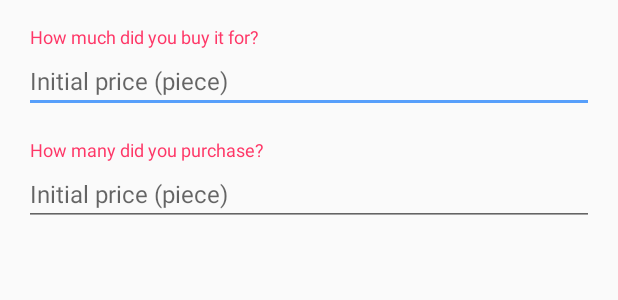
After one commit to Asilvia/SoftCoin, an Android app: the layout add_coin_dialog.xml on its own in the app's theme, with its tools: preview values and no code run, on a phone screen of 412 x 824 dp. The commit adds this screen. Shown: the top 300 px of the screen. Run offline under Robolectric (Android 15) with nearby library versions, the phone set to English and light mode, and no system bars.

Commit message:
add dialog(incomplete)

```diff
--- a/app/src/main/java/com/android/asilvia/cryptoo/ui/add/CoinListActivity.java
+++ b/app/src/main/java/com/android/asilvia/cryptoo/ui/add/CoinListActivity.java
@@ -8,6 +8,7 @@ import android.os.Bundle;
 import android.support.annotation.Nullable;
 import android.support.v7.app.AlertDialog;
 import android.support.v7.widget.SearchView;
+import android.view.LayoutInflater;
 import android.view.View;
 import android.widget.AdapterView;
 import android.widget.Toast;
@@ -99,26 +100,26 @@ public class CoinListActivity extends BaseActivity<ActivityCoinListBinding, Coin
             @Override
             public void onItemClick(AdapterView<?> parent, View view, int position, long id) {
                 final CoinsDetails item = (CoinsDetails) mAdapter.getItem(position);
+
                 final String[] realCoinsArray = getResources().getStringArray(R.array.realmoney_coins);
                 AlertDialog.Builder builder = new AlertDialog.Builder(CoinListActivity.this);
-                builder.setTitle(item.getFullName())
-                        .setSingleChoiceItems(R.array.realmoney_coins, 0, new DialogInterface.OnClickListener() {
-                            @Override
-                            public void onClick(DialogInterface dialog, int which) {
+                LayoutInflater inflater = getLayoutInflater();
+                View dialogView = inflater.inflate(R.layout.add_coin_dialog, null);
 
-                            }
-                        })
+                builder.setTitle(item.getFullName()).setView(dialogView)
+
                         .setPositiveButton(R.string.ok, new DialogInterface.OnClickListener() {
                             @Override
                             public void onClick(DialogInterface dialog, int which) {
-                                int selectedPosition = ((AlertDialog)dialog).getListView().getCheckedItemPosition();
+                           /*     int selectedPosition = ((AlertDialog)dialog).getListView().getCheckedItemPosition();
                                 //todo change for my scheduler
+                                ((AlertDialog) dialog).findViewById(R.id.much).get
                                 mCoinListViewModel.saveItem(item,realCoinsArray[selectedPosition]).subscribeOn(Schedulers.io()).subscribe(() -> {
                                     Timber.d("localcoin success");
                                     AppNavigation.goToStartActivity(CoinListActivity.this);
                                 }, throwable -> {
                                             Timber.d("localcoin failed" + throwable.getMessage());
-                                });
+                                });*/
 
                             }
                         })
--- a/app/src/main/java/com/android/asilvia/cryptoo/ui/add/CoinListViewModel.java
+++ b/app/src/main/java/com/android/asilvia/cryptoo/ui/add/CoinListViewModel.java
@@ -77,11 +77,11 @@ public class CoinListViewModel extends BaseViewModel<CoinListNavigator> {
             }
         });
     }
-
-    public Completable saveItem(CoinsDetails coin, String realCoin)
+//todo change long to double
+    public Completable saveItem(CoinsDetails coin, Double userprice, long amount)
     {
 
-        LocalCoin localCoin = new LocalCoin(coin.getId(), coin.getCoinName(), coin.getName(), coin.getImageUrl(), coin.getUrl(),0d, 0d, realCoin, 0);
+        LocalCoin localCoin = new LocalCoin(coin.getId(), coin.getCoinName(), coin.getName(), coin.getImageUrl(), coin.getUrl(),0d, userprice, getDataManager().getMainCoin(), amount);
         return getDataManager().saveCoin(localCoin);
 
     }
--- /dev/null
+++ b/app/src/main/res/layout/add_coin_dialog.xml
@@ -0,0 +1,41 @@
+<?xml version="1.0" encoding="utf-8"?>
+<LinearLayout xmlns:android="http://schemas.android.com/apk/res/android"
+    android:layout_width="match_parent"
+    android:layout_height="match_parent"
+    android:orientation="vertical"
+    android:padding="@dimen/padding_medium">
+    <TextView
+        android:layout_width="match_parent"
+        android:layout_height="wrap_content"
+        android:textSize="12sp"
+        android:textColor="@color/pink"
+        android:paddingLeft="@dimen/padding_xs"
+        android:text="@string/add_coin_alert_first"/>
+    <EditText
+        android:id="@+id/much"
+        android:layout_width="match_parent"
+        android:layout_height="wrap_content"
+        android:hint="Initial price (piece)"
+        android:inputType="numberDecimal"
+        android:textColor="@color/alert_input"
+        android:textSize="@dimen/cards_text"
+        android:layout_marginBottom="@dimen/padding_medium"
+        />
+    <TextView
+        android:layout_width="match_parent"
+        android:layout_height="wrap_content"
+        android:textSize="12sp"
+        android:textColor="@color/pink"
+        android:text="@string/alert_text_second"
+        android:paddingLeft="@dimen/padding_xs"/>
+    <EditText
+        android:id="@+id/many"
+        android:layout_width="match_parent"
+        android:layout_height="wrap_content"
+        android:hint="Initial price (piece)"
+        android:textColor="@color/alert_input"
+        android:inputType="numberDecimal"
+        android:textSize="@dimen/cards_text"
+        />
+
+</LinearLayout>
--- a/app/src/main/res/values/colors.xml
+++ b/app/src/main/res/values/colors.xml
@@ -2,7 +2,7 @@
 <resources>
     <color name="colorPrimary">#FFFFFFFF</color>
     <color name="colorPrimaryDark">#FFFFFFFF</color>
-    <color name="colorAccent">#00BFA5</color>
+    <color name="colorAccent">#579FFB</color>
     <color name="background">#FFFFFF</color>
     <color name="widgetBackground">#56009688</color>
     <color name="widgetCardBackground">#3200bfa5</color>
@@ -10,4 +10,6 @@
     <color name="cardBackground">#FFF2F2F2</color>
     <color name="green">#FF30C971</color>
     <color name="pink">#FFFE3767</color>
+    <color name="alert_input">#61000000</color>
+
 </resources>
--- a/app/src/main/res/values/dimens.xml
+++ b/app/src/main/res/values/dimens.xml
@@ -1,10 +1,13 @@
 <?xml version="1.0" encoding="utf-8"?>
 <resources>
-    <dimen name="padding_small">5dp</dimen>
-    <dimen name="title">20sp</dimen>
+    <dimen name="padding_small">8dp</dimen>
+    <dimen name="padding_medium">16dp</dimen>
+
     <dimen name="home_horizontal_padding">24dp</dimen>
     <dimen name="actionbar_right_padding">12dp</dimen>
     <dimen name="empty">0dp</dimen>
     <dimen name="coin_icon">32dp</dimen>
     <dimen name="cards_text">16sp</dimen>
+    <dimen name="title">20sp</dimen>
+    <dimen name="padding_xs">4dp</dimen>
 </resources>
--- a/app/src/main/res/values/strings.xml
+++ b/app/src/main/res/values/strings.xml
@@ -1,8 +1,10 @@
 <resources>
     <string name="app_name">Cryptoo</string>
     <string name="hint_search">Search</string>
-    <string name="ok">OK</string>
-    <string name="cancel">CANCEL</string>
+    <string name="ok">ADD</string>
+    <string name="cancel">SKIP</string>
     <string name="my_currency">My currency</string>
     <string name="add_currency">Add currency</string>
+    <string name="add_coin_alert_first">How much did you buy it for?</string>
+    <string name="alert_text_second">How many did you purchase?</string>
 </resources>
```
